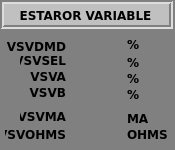
mbravod/aeros, file Martin/Qt/SiTTuGAs/A1-Turbina/westatorv.ui: the form before one commit.
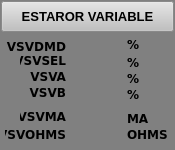
The form after the commit.

```diff
--- a/Martin/Qt/SiTTuGAs/A1-Turbina/westatorv.ui
+++ b/Martin/Qt/SiTTuGAs/A1-Turbina/westatorv.ui
@@ -246,61 +246,6 @@
     <string>%</string>
    </property>
   </widget>
-  <widget class="QFrame" name="frame">
-   <property name="geometry">
-    <rect>
-     <x>0</x>
-     <y>0</y>
-     <width>173</width>
-     <height>29</height>
-    </rect>
-   </property>
-   <property name="styleSheet">
-    <string notr="true">background-color: rgb(192, 192, 192);</string>
-   </property>
-   <property name="frameShape">
-    <enum>QFrame::Box</enum>
-   </property>
-   <property name="frameShadow">
-    <enum>QFrame::Sunken</enum>
-   </property>
-   <property name="lineWidth">
-    <number>2</number>
-   </property>
-   <widget class="QLabel" name="lbEstVarT">
-    <property name="geometry">
-     <rect>
-      <x>10</x>
-      <y>5</y>
-      <width>151</width>
-      <height>20</height>
-     </rect>
-    </property>
-    <property name="font">
-     <font>
-      <family>Verdana</family>
-      <pointsize>9</pointsize>
-      <weight>75</weight>
-      <bold>true</bold>
-     </font>
-    </property>
-    <property name="frameShape">
-     <enum>QFrame::NoFrame</enum>
-    </property>
-    <property name="frameShadow">
-     <enum>QFrame::Plain</enum>
-    </property>
-    <property name="lineWidth">
-     <number>1</number>
-    </property>
-    <property name="text">
-     <string>ESTAROR VARIABLE</string>
-    </property>
-    <property name="alignment">
-     <set>Qt::AlignCenter</set>
-    </property>
-   </widget>
-  </widget>
   <widget class="QLabel" name="lbVsvOhmsT">
    <property name="geometry">
     <rect>
@@ -495,6 +440,29 @@
     <string/>
    </property>
   </widget>
+  <widget class="QPushButton" name="btCerrar">
+   <property name="geometry">
+    <rect>
+     <x>1</x>
+     <y>1</y>
+     <width>173</width>
+     <height>31</height>
+    </rect>
+   </property>
+   <property name="font">
+    <font>
+     <pointsize>10</pointsize>
+     <weight>75</weight>
+     <bold>true</bold>
+    </font>
+   </property>
+   <property name="styleSheet">
+    <string notr="true">background-color: rgb(192, 192, 192);</string>
+   </property>
+   <property name="text">
+    <string>ESTAROR VARIABLE</string>
+   </property>
+  </widget>
   <zorder>lbFondo</zorder>
   <zorder>lbVsvdmd</zorder>
   <zorder>lbVsvOhms</zorder>
@@ -506,7 +474,6 @@
   <zorder>lbVsvb</zorder>
   <zorder>lbVsvMaU</zorder>
   <zorder>lbVsvaU</zorder>
-  <zorder>frame</zorder>
   <zorder>lbVsvOhmsT</zorder>
   <zorder>lbVsvselT</zorder>
   <zorder>lbVsvsel</zorder>
@@ -515,6 +482,7 @@
   <zorder>lbVsvselU</zorder>
   <zorder>lbVsvdmdT</zorder>
   <zorder>lbVsvaT</zorder>
+  <zorder>btCerrar</zorder>
  </widget>
  <resources/>
  <connections/>
```
